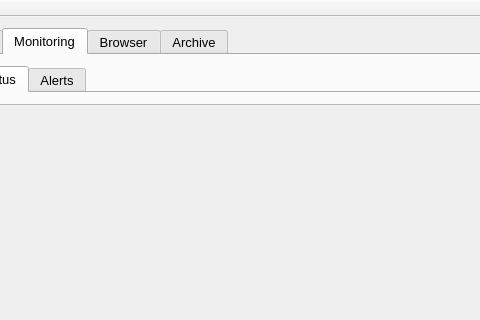
Qt form qpfhmi/mainwindow.ui (aardalath/qpf) before a commit; both pictures show x 466 to 946 and y 0 to 320 of the 1112 by 612 pixel window.
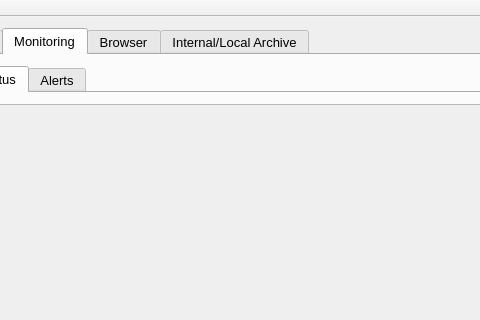
The same form after that commit. The open tabs and pages were chosen to show the change.

Commit message: Multiple changes: - Addition of dialog to show alerts information - Correction of local archive table pop-up menu - Modification of title of archive tab: "Internal/Local Archive"

What changed in the file:
```diff
--- a/qpfhmi/mainwindow.ui
+++ b/qpfhmi/mainwindow.ui
@@ -389,7 +389,7 @@
       </widget>
       <widget class="QWidget" name="tabpgArchive">
        <attribute name="title">
-        <string>Archive</string>
+        <string>Internal/Local Archive</string>
        </attribute>
        <layout class="QVBoxLayout" name="verticalLayout_13">
         <item>
```
Left out of the diff: 4 changed lines with no effect on the pictures. The commit also changes 2 other files.
